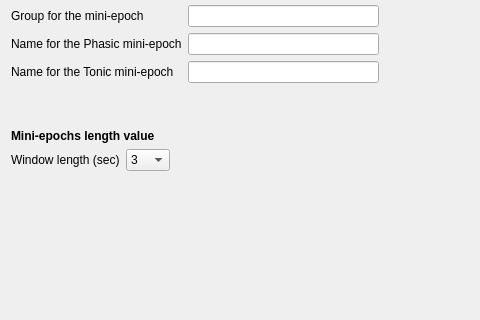
Before: the Qt Designer form tools/CEAMSTools/DetectREMsYASA/MiniEpochDefinition/Ui_MiniEpochDefinition.ui in SnoozToolbox/snooz-package-ceams, drawn with Qt 5; both pictures show x 0 to 480 and y 108 to 428 of the 757 by 582 pixel window.
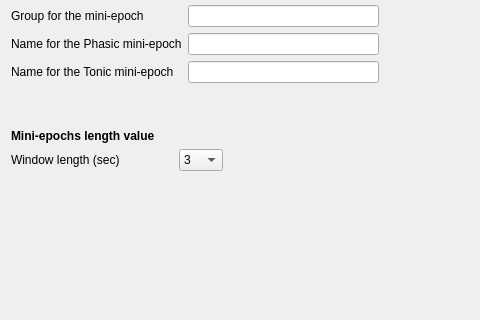
After: the same form once the commit is applied.

```diff
--- a/tools/CEAMSTools/DetectREMsYASA/MiniEpochDefinition/Ui_MiniEpochDefinition.ui
+++ b/tools/CEAMSTools/DetectREMsYASA/MiniEpochDefinition/Ui_MiniEpochDefinition.ui
@@ -151,7 +151,7 @@
        <item row="0" column="0">
         <widget class="QLabel" name="label_8">
          <property name="text">
-          <string>Window length (sec)</string>
+          <string>Window length (sec)                </string>
          </property>
         </widget>
        </item>
```
Left out of the diff: 5 changed lines with no effect on the pictures.
